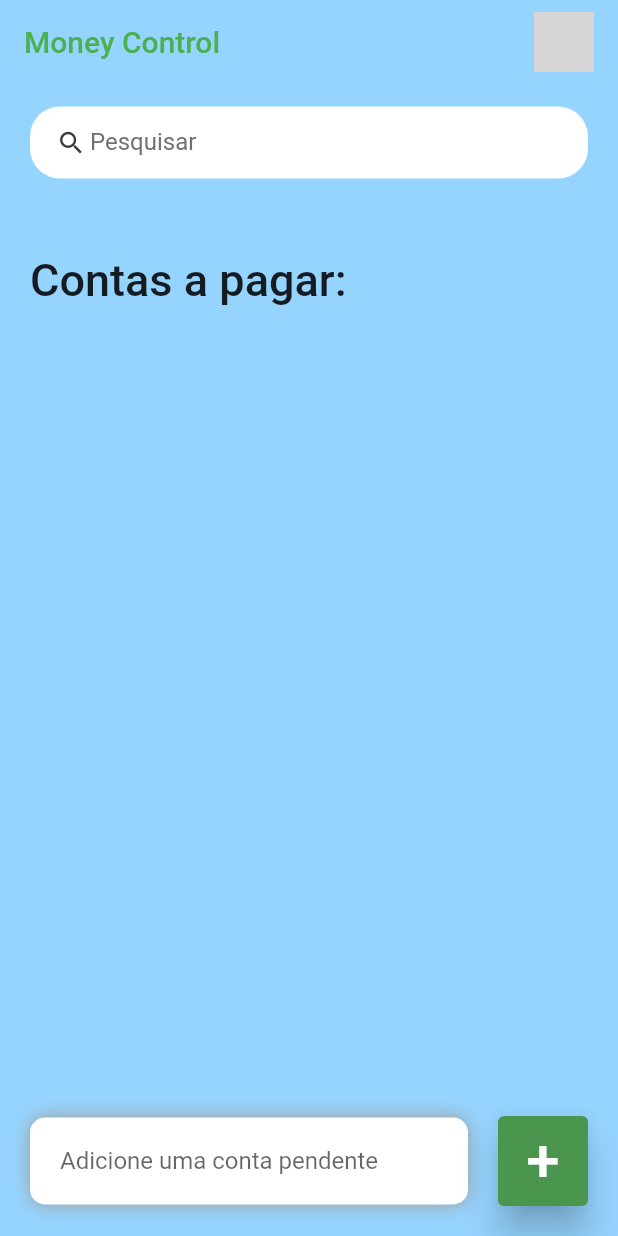
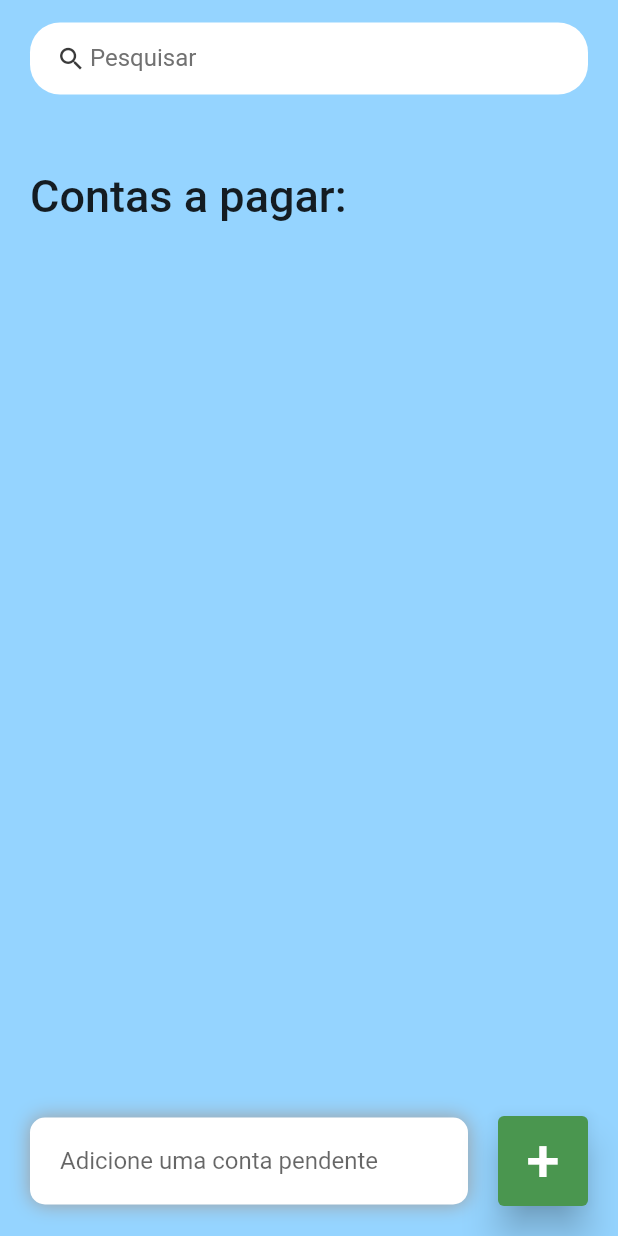
Before and after one commit to Miguel-Luis-1/MoneyControl, a Flutter app: the screen it shows after launch, on a phone screen of 412 x 824 dp. Run offline on Flutter 3.47's test engine with Material 2 defaults, Android fonts, the phone set to English and light mode, and no system bars; grey boxes are pictures that could not be loaded.

Commit message:
Adição/Modificação de appbar
Adição da função de buttonNavigation e da pagina de datos, e modificação da appBar para a home-pag

```diff
--- a/lib/screens/home.dart
+++ b/lib/screens/home.dart
@@ -25,7 +25,6 @@ class _HomeState extends State<Home> {
   Widget build(BuildContext context) {
     return Scaffold(
       backgroundColor: tdBGColor,
-      appBar: _buildAppBar(),
       body: Stack(
         children: [
           Container(
@@ -194,29 +193,4 @@ class _HomeState extends State<Home> {
     );
   }
 
-AppBar _buildAppBar() {
-  return AppBar(
-    backgroundColor: tdBGColor,
-    elevation: 0,
-    title: Row(
-      mainAxisAlignment: MainAxisAlignment.spaceBetween,
-      children: [
-        Text(
-          'Money Control',
-          style: TextStyle(
-            color: Colors.green, // Altera a cor do texto para verde
-          ),),
-        Container(
-          height: 40,
-          width: 40,
-          child: ClipRRect(
-            borderRadius: BorderRadius.circular(20),
-            child: Image.asset('assets/images/M-logo'), //Colocar a logo
-          ),
-        ),
-      ],
-    ),
-  );
 }
-
-}
```
